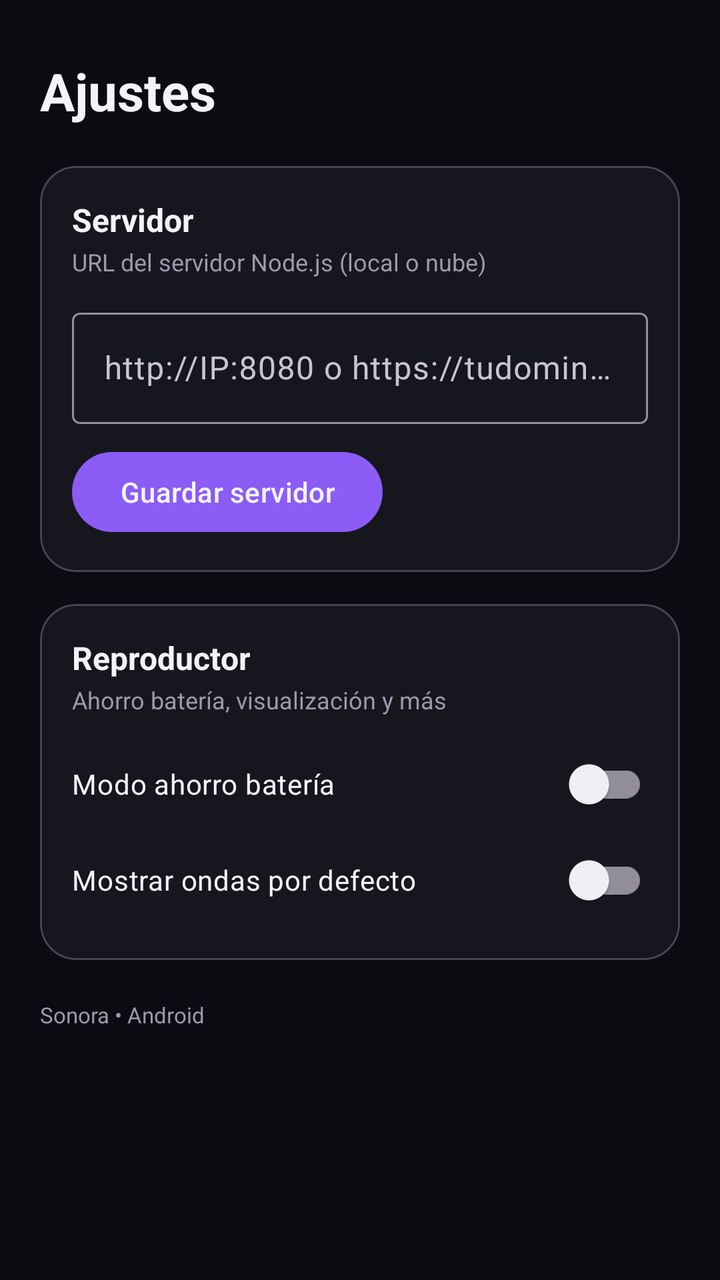
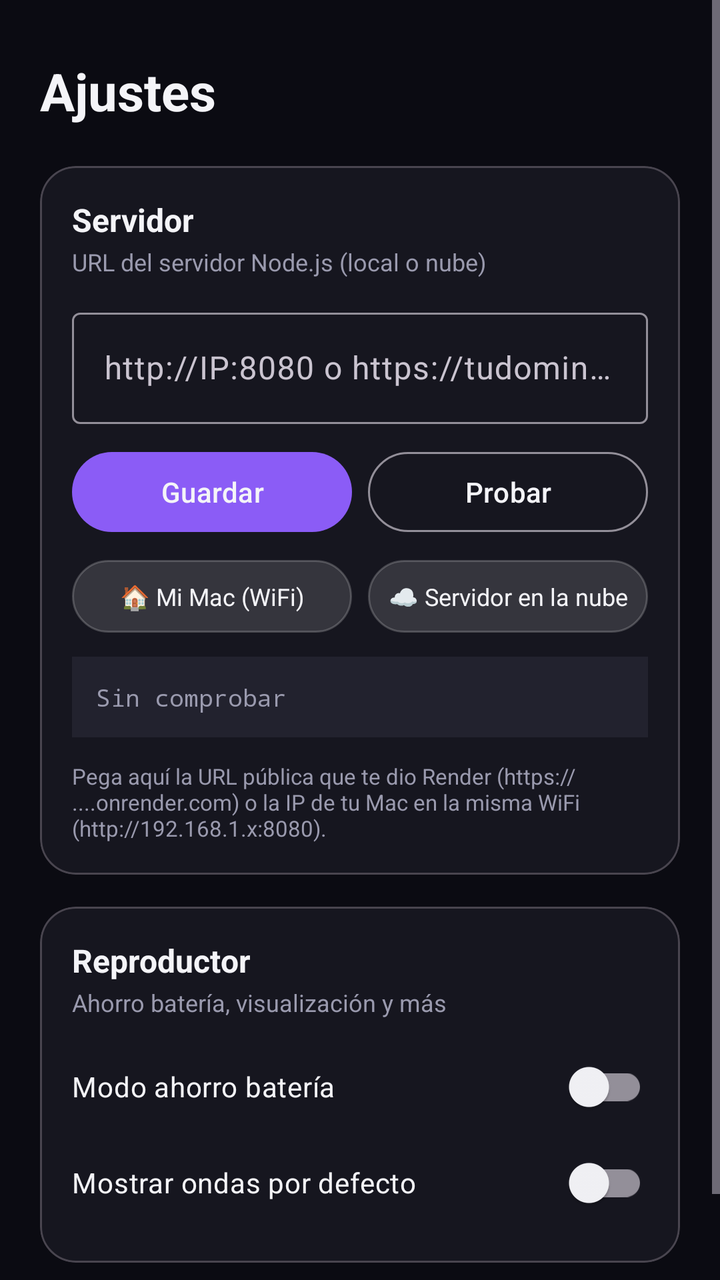

Two renders of the same Android screen: before a commit and after it. Below are the layout's source before the change and the commit's diff.
<!-- AndroidManifest.xml: application theme Theme.Sonora -->
<!-- res/layout/fragment_ajustes.xml -->
<?xml version="1.0" encoding="utf-8"?>
<ScrollView xmlns:android="http://schemas.android.com/apk/res/android"
    xmlns:app="http://schemas.android.com/apk/res-auto"
    android:layout_width="match_parent"
    android:layout_height="match_parent"
    android:background="@color/fondo">

    <LinearLayout
        android:layout_width="match_parent"
        android:layout_height="wrap_content"
        android:orientation="vertical"
        android:padding="20dp">

        <TextView
            android:layout_width="wrap_content"
            android:layout_height="wrap_content"
            android:text="Ajustes"
            android:textColor="@color/texto"
            android:textSize="26sp"
            android:textStyle="bold"
            android:layout_marginTop="8dp" />

        <com.google.android.material.card.MaterialCardView
            android:layout_width="match_parent"
            android:layout_height="wrap_content"
            android:layout_marginTop="20dp"
            app:cardBackgroundColor="@color/superficie"
            app:cardCornerRadius="18dp"
            app:cardElevation="0dp">

            <LinearLayout
                android:layout_width="match_parent"
                android:layout_height="wrap_content"
                android:orientation="vertical"
                android:padding="16dp">

                <TextView
                    android:layout_width="wrap_content"
                    android:layout_height="wrap_content"
                    android:text="Servidor"
                    android:textColor="@color/texto"
                    android:textStyle="bold"
                    android:textSize="16sp" />

                <TextView
                    android:layout_width="wrap_content"
                    android:layout_height="wrap_content"
                    android:text="URL del servidor Node.js (local o nube)"
                    android:textColor="@color/texto_suave"
                    android:textSize="12sp"
                    android:layout_marginTop="2dp" />

                <com.google.android.material.textfield.TextInputLayout
                    style="@style/Widget.Material3.TextInputLayout.OutlinedBox"
                    android:layout_width="match_parent"
                    android:layout_height="wrap_content"
                    android:layout_marginTop="12dp">

                    <com.google.android.material.textfield.TextInputEditText
                        android:id="@+id/editServidor"
                        android:layout_width="match_parent"
                        android:layout_height="wrap_content"
                        android:hint="http://IP:8080 o https://tudominio.com"
                        android:inputType="textUri"
                        android:textColor="@color/texto" />
                </com.google.android.material.textfield.TextInputLayout>

                <com.google.android.material.button.MaterialButton
                    android:id="@+id/btnGuardarServidor"
                    android:layout_width="wrap_content"
                    android:layout_height="wrap_content"
                    android:layout_marginTop="10dp"
                    android:text="Guardar servidor" />
            </LinearLayout>
        </com.google.android.material.card.MaterialCardView>

        <com.google.android.material.card.MaterialCardView
            android:layout_width="match_parent"
            android:layout_height="wrap_content"
            android:layout_marginTop="16dp"
            app:cardBackgroundColor="@color/superficie"
            app:cardCornerRadius="18dp"
            app:cardElevation="0dp">

            <LinearLayout
                android:layout_width="match_parent"
                android:layout_height="wrap_content"
                android:orientation="vertical"
                android:padding="16dp">

                <TextView
                    android:layout_width="wrap_content"
                    android:layout_height="wrap_content"
                    android:text="Reproductor"
                    android:textColor="@color/texto"
                    android:textStyle="bold"
                    android:textSize="16sp" />

                <TextView
                    android:layout_width="wrap_content"
                    android:layout_height="wrap_content"
                    android:text="Ahorro batería, visualización y más"
                    android:textColor="@color/texto_suave"
                    android:textSize="12sp"
                    android:layout_marginTop="2dp" />

                <com.google.android.material.switchmaterial.SwitchMaterial
                    android:id="@+id/switchAhorro"
                    android:layout_width="match_parent"
                    android:layout_height="wrap_content"
                    android:text="Modo ahorro batería"
                    android:textColor="@color/texto"
                    android:layout_marginTop="10dp" />

                <com.google.android.material.switchmaterial.SwitchMaterial
                    android:id="@+id/switchOndas"
                    android:layout_width="match_parent"
                    android:layout_height="wrap_content"
                    android:text="Mostrar ondas por defecto"
                    android:textColor="@color/texto" />
            </LinearLayout>
        </com.google.android.material.card.MaterialCardView>

        <TextView
            android:layout_width="wrap_content"
            android:layout_height="wrap_content"
            android:layout_marginTop="20dp"
            android:text="Sonora • Android"
            android:textColor="@color/texto_suave"
            android:textSize="11sp" />
    </LinearLayout>
</ScrollView>
<!-- resources referenced by this layout -->
<resources>
  <color name="fondo">#0B0B12</color>
  <color name="superficie">#16161F</color>
  <color name="texto">#F4F4F8</color>
  <color name="texto_suave">#9A9AAE</color>
  <style name="Theme.Sonora" parent="Theme.Material3.Dark.NoActionBar">
          <item name="colorPrimary">@color/primario</item>
          <item name="colorOnPrimary">@color/texto</item>
          <item name="colorSecondary">@color/acento</item>
          <item name="android:colorBackground">@color/fondo</item>
          <item name="colorSurface">@color/superficie</item>
          <item name="colorOnSurface">@color/texto</item>
          <item name="android:statusBarColor">@color/fondo</item>
          <item name="android:navigationBarColor">@color/fondo</item>
      </style>
  <color name="primario">#8B5CF6</color>
  <color name="acento">#22D3EE</color>
</resources>

<!-- the commit's change to res/layout/fragment_ajustes.xml (unified diff, before → after) -->
@@ -65,12 +65,82 @@
                         android:textColor="@color/texto" />
                 </com.google.android.material.textfield.TextInputLayout>
 
-                <com.google.android.material.button.MaterialButton
-                    android:id="@+id/btnGuardarServidor"
-                    android:layout_width="wrap_content"
+                <LinearLayout
+                    android:layout_width="match_parent"
                     android:layout_height="wrap_content"
                     android:layout_marginTop="10dp"
-                    android:text="Guardar servidor" />
+                    android:orientation="horizontal">
+
+                    <com.google.android.material.button.MaterialButton
+                        android:id="@+id/btnGuardarServidor"
+                        android:layout_width="0dp"
+                        android:layout_height="wrap_content"
+                        android:layout_weight="1"
+                        android:text="Guardar" />
+
+                    <com.google.android.material.button.MaterialButton
+                        android:id="@+id/btnProbar"
+                        style="@style/Widget.Material3.Button.OutlinedButton"
+                        android:layout_width="0dp"
+                        android:layout_height="wrap_content"
+                        android:layout_weight="1"
+                        android:layout_marginStart="8dp"
+                        android:text="Probar"
+                        android:textColor="@color/texto" />
+                </LinearLayout>
+
+                <LinearLayout
+                    android:layout_width="match_parent"
+                    android:layout_height="wrap_content"
+                    android:layout_marginTop="10dp"
+                    android:orientation="horizontal">
+
+                    <TextView
+                        android:id="@+id/btnServidorMac"
+                        android:layout_width="0dp"
+                        android:layout_height="wrap_content"
+                        android:layout_weight="1"
+                        android:background="@drawable/bg_chip"
+                        android:gravity="center"
+                        android:padding="10dp"
+                        android:text="🏠 Mi Mac (WiFi)"
+                        android:textColor="@color/texto"
+                        android:textSize="12sp" />
+
+                    <TextView
+                        android:id="@+id/btnServidorNube"
+                        android:layout_width="0dp"
+                        android:layout_height="wrap_content"
+                        android:layout_weight="1"
+                        android:layout_marginStart="8dp"
+                        android:background="@drawable/bg_chip"
+                        android:gravity="center"
+                        android:padding="10dp"
+                        android:text="☁️ Servidor en la nube"
+                        android:textColor="@color/texto"
+                        android:textSize="12sp" />
+                </LinearLayout>
+
+                <TextView
+                    android:id="@+id/estadoServidor"
+                    android:layout_width="match_parent"
+                    android:layout_height="wrap_content"
+                    android:layout_marginTop="12dp"
+                    android:background="@color/superficie_alta"
+                    android:fontFamily="monospace"
+                    android:lineSpacingExtra="3dp"
+                    android:padding="12dp"
+                    android:text="Sin comprobar"
+                    android:textColor="@color/texto_suave"
+                    android:textSize="12sp" />
+
+                <TextView
+                    android:layout_width="match_parent"
+                    android:layout_height="wrap_content"
+                    android:layout_marginTop="12dp"
+                    android:text="Pega aquí la URL pública que te dio Render (https://....onrender.com) o la IP de tu Mac en la misma WiFi (http://192.168.1.x:8080)."
+                    android:textColor="@color/texto_suave"
+                    android:textSize="11sp" />
             </LinearLayout>
         </com.google.android.material.card.MaterialCardView>
 
<!-- resource entries referenced after the edit -->
@@ -2,8 +2,16 @@
 <resources>
   <color name="fondo">#0B0B12</color>
   <color name="superficie">#16161F</color>
+  <color name="superficie_alta">#22222E</color>
   <color name="texto">#F4F4F8</color>
   <color name="texto_suave">#9A9AAE</color>
+  <!-- drawable bg_chip (drawable) -->
+  <?xml version="1.0" encoding="utf-8"?>
+  <shape xmlns:android="http://schemas.android.com/apk/res/android">
+      <corners android:radius="18dp" />
+      <solid android:color="#22FFFFFF" />
+      <stroke android:width="1dp" android:color="#33FFFFFF" />
+  </shape>
   <style name="Theme.Sonora" parent="Theme.Material3.Dark.NoActionBar">
           <item name="colorPrimary">@color/primario</item>
           <item name="colorOnPrimary">@color/texto</item>
